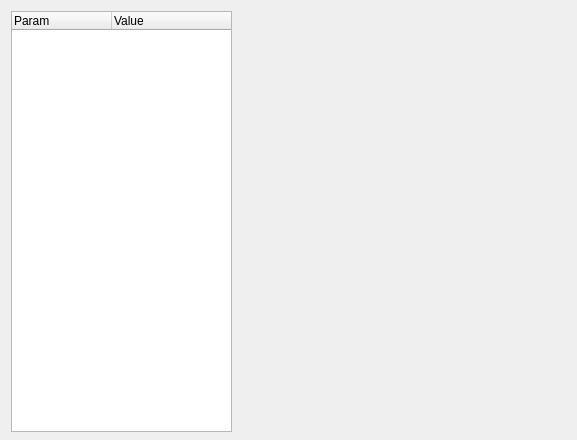
HANDS-FREE/handsfree_gui, file widget_param/ui/widget_param.ui: the form before one commit.
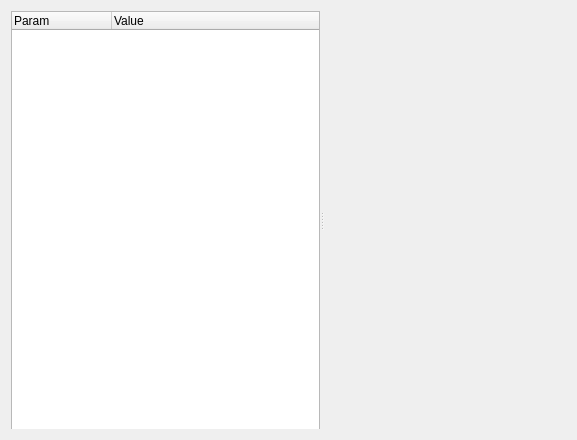
The form after the commit.

Diff of the .ui file:
```diff
--- a/widget_param/ui/widget_param.ui
+++ b/widget_param/ui/widget_param.ui
@@ -21,9 +21,13 @@
   </property>
   <layout class="QGridLayout" name="gridLayout">
    <item row="0" column="0">
+    <widget class="QSplitter" name="splitter">
+     <property name="orientation">
+      <enum>Qt::Horizontal</enum>
+     </property>
     <widget class="QTreeWidget" name="treeWidget">
      <property name="sizePolicy">
-      <sizepolicy hsizetype="Maximum" vsizetype="Expanding">
+       <sizepolicy hsizetype="Preferred" vsizetype="Expanding">
        <horstretch>0</horstretch>
        <verstretch>0</verstretch>
       </sizepolicy>
@@ -36,7 +40,7 @@
      </property>
      <property name="maximumSize">
       <size>
-       <width>221</width>
+        <width>340</width>
        <height>16777215</height>
       </size>
      </property>
@@ -54,19 +58,21 @@
       </property>
      </column>
     </widget>
-   </item>
-   <item row="0" column="1">
-    <spacer name="horizontalSpacer">
-     <property name="orientation">
-      <enum>Qt::Horizontal</enum>
-     </property>
-     <property name="sizeHint" stdset="0">
+     <widget class="QWidget" name="widget" native="true">
+      <property name="sizePolicy">
+       <sizepolicy hsizetype="Expanding" vsizetype="Expanding">
+        <horstretch>0</horstretch>
+        <verstretch>0</verstretch>
+       </sizepolicy>
+      </property>
+      <property name="minimumSize">
       <size>
-       <width>329</width>
-       <height>20</height>
-      </size>
-     </property>
-    </spacer>
+        <width>200</width>
+        <height>421</height>
+       </size>
+      </property>
+     </widget>
+    </widget>
    </item>
   </layout>
  </widget>
```
Lines whose indentation alone changed are shown as unchanged.
